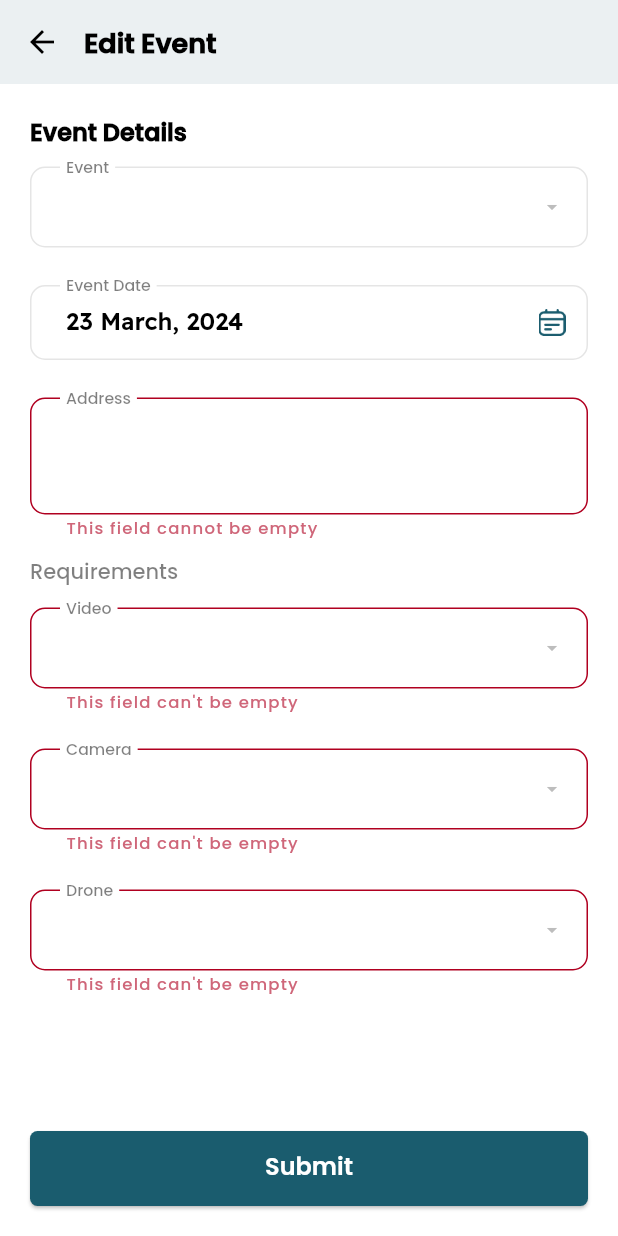
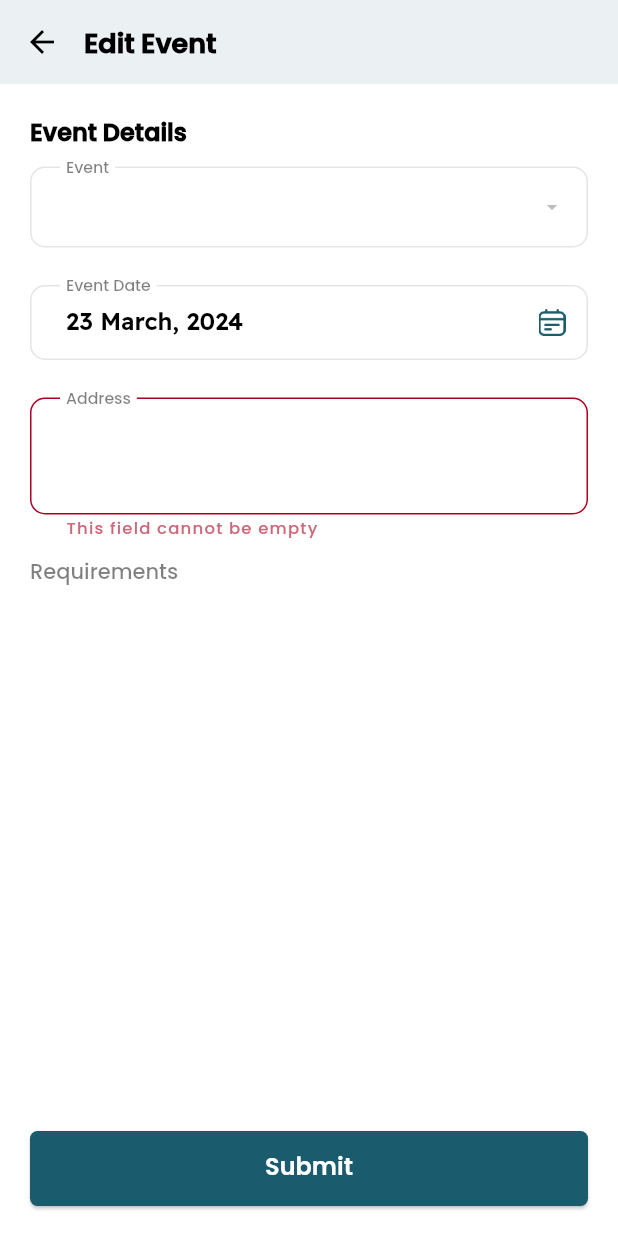
Before and after one commit to SatyaMirthipati/photographers_book, a Flutter app: the EditEventBody screen opened directly with empty values, after a tap on "Submit", on a phone screen of 412 x 824 dp. Run offline on Flutter 3.47's test engine with Material 3 defaults, Android fonts, the phone set to English and light mode, and no system bars; our stand-ins replace cached_network_image, dio, expandable_page_view, fluro, image_picker, lottie and 5 more; missing offline and left inert: flutter_portal, syncfusion_flutter_pdfviewer; accounts and stored records are empty; network calls fail.

Commit message:
Remove existing edit_event_details_screen.dart code

```diff
--- a/lib/ui/screens/events/edit_event_details_screen.dart
+++ b/lib/ui/screens/events/edit_event_details_screen.dart
@@ -65,18 +65,18 @@ class _EditEventBodyState extends State<EditEventBody> {
   List<Category> cameras = [];
   List<Category> drones = [];
   String? event;
-  String? video;
-  String? camera;
-  String? drone;
+  List<String> video = [];
+  List<String> camera = [];
+  List<String> drone = [];
 
   @override
   void initState() {
     super.initState();
     fetchCategories();
     event = widget.event.event;
-    video = widget.event.video;
-    camera = widget.event.camera;
-    drone = widget.event.drone;
+    video = widget.event.video ?? [];
+    camera = widget.event.camera ?? [];
+    drone = widget.event.drone ?? [];
     addressCtrl.text = widget.event.address ?? '';
     dateTime = widget.event.date;
     if (dateTime != null) {
@@ -165,98 +165,98 @@ class _EditEventBodyState extends State<EditEventBody> {
                 ),
               ),
               const SizedBox(height: 15),
-              DropdownButtonFormField<String>(
-                value: video,
-                style: textTheme.bodyLarge,
-                isDense: true,
-                isExpanded: true,
-                decoration: InputDecoration(
-                  labelText: 'Video',
-                  hintStyle: textTheme.titleMedium!.copyWith(
-                    color: Colors.black.withOpacity(0.5),
-                  ),
-                ),
-                icon: const Icon(Icons.arrow_drop_down, size: 16),
-                onChanged: (value) {
-                  setState(() => video = value);
-                },
-                onSaved: (value) => video = value,
-                validator: (value) {
-                  if (value == null) {
-                    return 'This field can\'t be empty';
-                  }
-                  return null;
-                },
-                items: [
-                  for (var item in videos)
-                    DropdownMenuItem<String>(
-                      value: item.type,
-                      child: Text(item.type ?? 'NA'),
-                    )
-                ],
-              ),
+              // DropdownButtonFormField<String>(
+              //   value: video,
+              //   style: textTheme.bodyLarge,
+              //   isDense: true,
+              //   isExpanded: true,
+              //   decoration: InputDecoration(
+              //     labelText: 'Video',
+              //     hintStyle: textTheme.titleMedium!.copyWith(
+              //       color: Colors.black.withOpacity(0.5),
+              //     ),
+              //   ),
+              //   icon: const Icon(Icons.arrow_drop_down, size: 16),
+              //   onChanged: (value) {
+              //     setState(() => video = value);
+              //   },
+              //   onSaved: (value) => video = value,
+              //   validator: (value) {
+              //     if (value == null) {
+              //       return 'This field can\'t be empty';
+              //     }
+              //     return null;
+              //   },
+              //   items: [
+              //     for (var item in videos)
+              //       DropdownMenuItem<String>(
+              //         value: item.type,
+              //         child: Text(item.type ?? 'NA'),
+              //       )
+              //   ],
+              // ),
               const SizedBox(height: 25),
-              DropdownButtonFormField<String>(
-                value: camera,
-                style: textTheme.bodyLarge,
-                isDense: true,
-                isExpanded: true,
-                decoration: InputDecoration(
-                  labelText: 'Camera',
-                  hintStyle: textTheme.titleMedium!.copyWith(
-                    color: Colors.black.withOpacity(0.5),
-                  ),
-                ),
-                icon: const Icon(Icons.arrow_drop_down, size: 16),
-                onChanged: (value) {
-                  setState(() => camera = value);
-                },
-                onSaved: (value) => camera = value,
-                validator: (value) {
-                  if (value == null) {
-                    return 'This field can\'t be empty';
-                  }
-                  return null;
-                },
-                items: [
-                  for (var item in cameras)
-                    DropdownMenuItem<String>(
-                      value: item.type,
-                      child: Text(item.type ?? 'NA'),
-                    )
-                ],
-              ),
+              // DropdownButtonFormField<String>(
+              //   value: camera,
+              //   style: textTheme.bodyLarge,
+              //   isDense: true,
+              //   isExpanded: true,
+              //   decoration: InputDecoration(
+              //     labelText: 'Camera',
+              //     hintStyle: textTheme.titleMedium!.copyWith(
+              //       color: Colors.black.withOpacity(0.5),
+              //     ),
+              //   ),
+              //   icon: const Icon(Icons.arrow_drop_down, size: 16),
+              //   onChanged: (value) {
+              //     setState(() => camera = value);
+              //   },
+              //   onSaved: (value) => camera = value,
+              //   validator: (value) {
+              //     if (value == null) {
+              //       return 'This field can\'t be empty';
+              //     }
+              //     return null;
+              //   },
+              //   items: [
+              //     for (var item in cameras)
+              //       DropdownMenuItem<String>(
+              //         value: item.type,
+              //         child: Text(item.type ?? 'NA'),
+              //       )
+              //   ],
+              // ),
               const SizedBox(height: 25),
-              DropdownButtonFormField<String>(
-                value: drone,
-                style: textTheme.bodyLarge,
-                isDense: true,
-                isExpanded: true,
-                decoration: InputDecoration(
-                  labelText: 'Drone',
-                  hintStyle: textTheme.titleMedium!.copyWith(
-                    color: Colors.black.withOpacity(0.5),
-                  ),
-                ),
-                icon: const Icon(Icons.arrow_drop_down, size: 16),
-                onChanged: (value) {
-                  setState(() => drone = value);
-                },
-                onSaved: (value) => drone = value,
-                validator: (value) {
-                  if (value == null) {
-                    return 'This field can\'t be empty';
-                  }
-                  return null;
-                },
-                items: [
-                  for (var item in drones)
-                    DropdownMenuItem<String>(
-                      value: item.type,
-                      child: Text(item.type ?? 'NA'),
-                    )
-                ],
-              ),
+              // DropdownButtonFormField<String>(
+              //   value: drone,
+              //   style: textTheme.bodyLarge,
+              //   isDense: true,
+              //   isExpanded: true,
+              //   decoration: InputDecoration(
+              //     labelText: 'Drone',
+              //     hintStyle: textTheme.titleMedium!.copyWith(
+              //       color: Colors.black.withOpacity(0.5),
+              //     ),
+              //   ),
+              //   icon: const Icon(Icons.arrow_drop_down, size: 16),
+              //   onChanged: (value) {
+              //     setState(() => drone = value);
+              //   },
+              //   onSaved: (value) => drone = value,
+              //   validator: (value) {
+              //     if (value == null) {
+              //       return 'This field can\'t be empty';
+              //     }
+              //     return null;
+              //   },
+              //   items: [
+              //     for (var item in drones)
+              //       DropdownMenuItem<String>(
+              //         value: item.type,
+              //         child: Text(item.type ?? 'NA'),
+              //       )
+              //   ],
+              // ),
               const SizedBox(height: 100),
             ],
           ),
```
